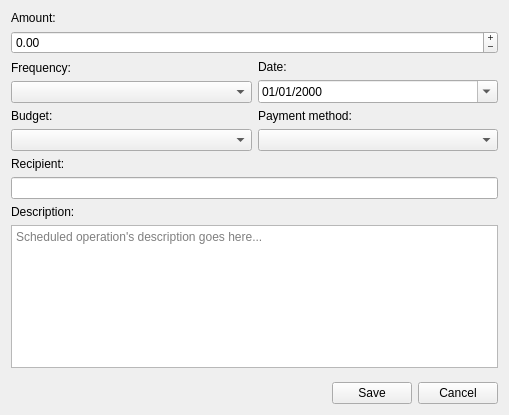
The window that ui/dialogs/scheduledoperationeditor.ui (koromodako/picsou) describes before a commit, drawn with Qt 5.
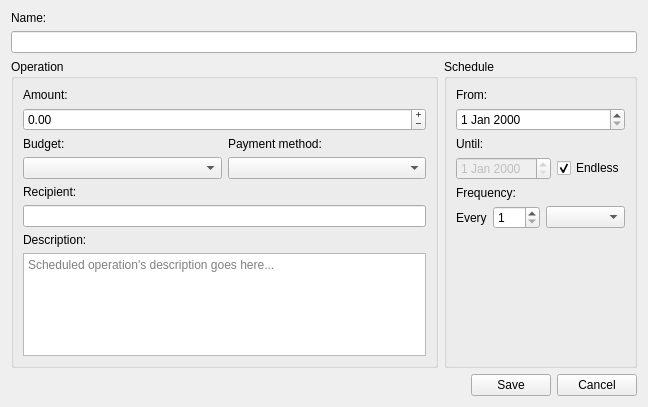
The same window after the commit. Icons and pictures are not drawn.

Commit message: Fully implement scheduled operation add/edit/remove actions

Diff of the .ui file:
```diff
--- a/ui/dialogs/scheduledoperationeditor.ui
+++ b/ui/dialogs/scheduledoperationeditor.ui
@@ -9,8 +9,8 @@
    <rect>
     <x>0</x>
     <y>0</y>
-    <width>509</width>
-    <height>415</height>
+    <width>648</width>
+    <height>407</height>
    </rect>
   </property>
   <property name="sizePolicy">
@@ -24,6 +24,24 @@
   </property>
   <layout class="QVBoxLayout" name="verticalLayout_5">
    <item>
+    <widget class="QLabel" name="name_label">
+     <property name="text">
+      <string>Name:</string>
+     </property>
+    </widget>
+   </item>
+   <item>
+    <widget class="QLineEdit" name="name"/>
+   </item>
+   <item>
+    <layout class="QHBoxLayout" name="horizontalLayout_6">
+     <item>
+      <widget class="QGroupBox" name="groupBox">
+       <property name="title">
+        <string>Operation</string>
+       </property>
+       <layout class="QVBoxLayout" name="verticalLayout_2">
+        <item>
     <widget class="QLabel" name="amount_label">
      <property name="text">
       <string>Amount:</string>
@@ -53,43 +71,8 @@
     </widget>
    </item>
    <item>
-    <layout class="QGridLayout" name="gridLayout">
-     <item row="0" column="0">
-      <layout class="QVBoxLayout" name="verticalLayout_3">
+         <layout class="QHBoxLayout" name="horizontalLayout_2">
        <item>
-        <widget class="QLabel" name="frequency_label">
-         <property name="text">
-          <string>Frequency:</string>
-         </property>
-        </widget>
-       </item>
-       <item>
-        <widget class="QComboBox" name="frequency"/>
-       </item>
-      </layout>
-     </item>
-     <item row="0" column="1">
-      <layout class="QVBoxLayout" name="verticalLayout_2">
-       <item>
-        <widget class="QLabel" name="date_label">
-         <property name="text">
-          <string>Date:</string>
-         </property>
-        </widget>
-       </item>
-       <item>
-        <widget class="QDateEdit" name="date">
-         <property name="displayFormat">
-          <string>dd/MM/yyyy</string>
-         </property>
-         <property name="calendarPopup">
-          <bool>true</bool>
-         </property>
-        </widget>
-       </item>
-      </layout>
-     </item>
-     <item row="1" column="0">
       <layout class="QVBoxLayout" name="verticalLayout">
        <item>
         <widget class="QLabel" name="budget_label">
@@ -103,7 +86,7 @@
        </item>
       </layout>
      </item>
-     <item row="1" column="1">
+          <item>
       <layout class="QVBoxLayout" name="verticalLayout_4">
        <item>
         <widget class="QLabel" name="payment_method_label">
@@ -143,6 +126,108 @@
      </property>
     </widget>
    </item>
+       </layout>
+      </widget>
+     </item>
+     <item>
+      <widget class="QGroupBox" name="groupBox_2">
+       <property name="title">
+        <string>Schedule</string>
+       </property>
+       <layout class="QVBoxLayout" name="verticalLayout_3">
+        <item>
+         <widget class="QLabel" name="from_label">
+          <property name="sizePolicy">
+           <sizepolicy hsizetype="Maximum" vsizetype="Fixed">
+            <horstretch>0</horstretch>
+            <verstretch>0</verstretch>
+           </sizepolicy>
+          </property>
+          <property name="text">
+           <string>From:</string>
+          </property>
+         </widget>
+        </item>
+        <item>
+         <widget class="QDateEdit" name="from"/>
+        </item>
+        <item>
+         <widget class="QLabel" name="until_label">
+          <property name="sizePolicy">
+           <sizepolicy hsizetype="Maximum" vsizetype="Fixed">
+            <horstretch>0</horstretch>
+            <verstretch>0</verstretch>
+           </sizepolicy>
+          </property>
+          <property name="text">
+           <string>Until:</string>
+          </property>
+         </widget>
+        </item>
+        <item>
+         <layout class="QHBoxLayout" name="horizontalLayout_4">
+          <item>
+           <widget class="QDateEdit" name="until">
+            <property name="enabled">
+             <bool>false</bool>
+            </property>
+           </widget>
+          </item>
+          <item>
+           <widget class="QCheckBox" name="endless">
+            <property name="text">
+             <string>Endless</string>
+            </property>
+            <property name="checked">
+             <bool>true</bool>
+            </property>
+           </widget>
+          </item>
+         </layout>
+        </item>
+        <item>
+         <widget class="QLabel" name="freq_label">
+          <property name="text">
+           <string>Frequency:</string>
+          </property>
+         </widget>
+        </item>
+        <item>
+         <layout class="QHBoxLayout" name="horizontalLayout_5">
+          <item>
+           <widget class="QLabel" name="every_label">
+            <property name="sizePolicy">
+             <sizepolicy hsizetype="Maximum" vsizetype="Preferred">
+              <horstretch>0</horstretch>
+              <verstretch>0</verstretch>
+             </sizepolicy>
+            </property>
+            <property name="text">
+             <string>Every</string>
+            </property>
+           </widget>
+          </item>
+          <item>
+           <widget class="QSpinBox" name="freq_value">
+            <property name="sizePolicy">
+             <sizepolicy hsizetype="Maximum" vsizetype="Fixed">
+              <horstretch>0</horstretch>
+              <verstretch>0</verstretch>
+             </sizepolicy>
+            </property>
+            <property name="minimum">
+             <number>1</number>
+            </property>
+            <property name="maximum">
+             <number>364</number>
+            </property>
+           </widget>
+          </item>
+          <item>
+           <widget class="QComboBox" name="freq_unit"/>
+          </item>
+         </layout>
+        </item>
    <item>
     <spacer name="verticalSpacer">
      <property name="orientation">
@@ -152,6 +237,24 @@
       <size>
        <width>20</width>
        <height>57</height>
+           </size>
+          </property>
+         </spacer>
+        </item>
+       </layout>
+      </widget>
+     </item>
+    </layout>
+   </item>
+   <item>
+    <spacer name="verticalSpacer_2">
+     <property name="orientation">
+      <enum>Qt::Vertical</enum>
+     </property>
+     <property name="sizeHint" stdset="0">
+      <size>
+       <width>20</width>
+       <height>0</height>
       </size>
      </property>
     </spacer>
```
Lines whose indentation alone changed are shown as unchanged. The commit also changes 25 other files.
